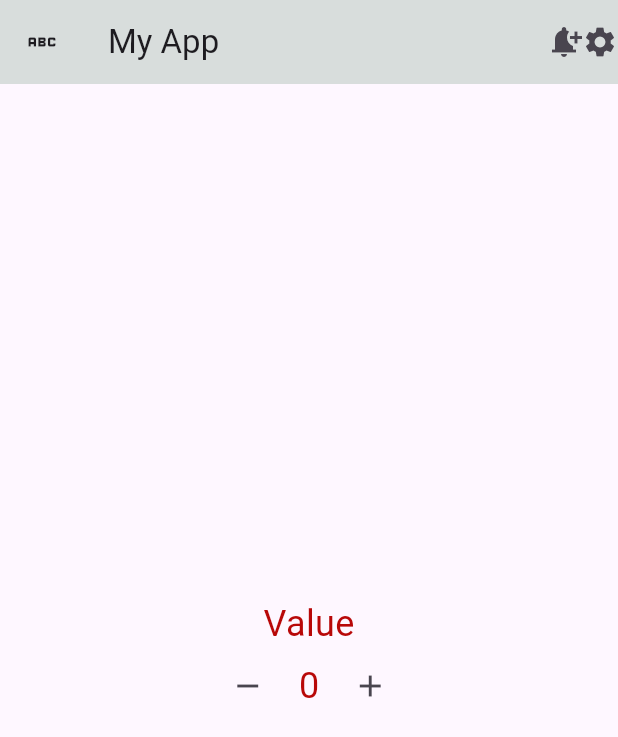
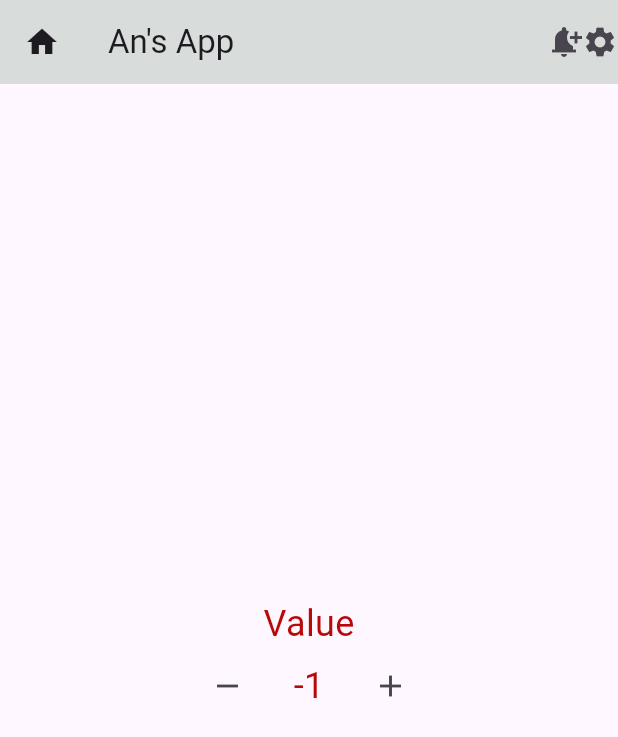
Before and after one commit to bunrieucuaa/Flutter-2023, a Flutter app: the HomePage screen opened directly, after a tap on the "remove" icon, on a phone screen of 412 x 824 dp. Shown: the top 737 px of the screen. Run offline on Flutter 3.47's test engine with Material 3 defaults, Android fonts, the phone set to English and light mode, and no system bars.

Commit message:
feat: add my_object class named TinhToan and add 2 function into the icon to increase and decrease #4

```diff
--- a/create_home_page/lib/home_page.dart
+++ b/create_home_page/lib/home_page.dart
@@ -1,15 +1,22 @@
 import 'package:flutter/material.dart';
+import 'package:create_home_page/my_object.dart';
 
-class HomePage extends StatelessWidget {
+class HomePage extends StatefulWidget {
   const HomePage({super.key});
 
   @override
+  State<HomePage> createState() => _HomePageState();
+}
+
+class _HomePageState extends State<HomePage> {
+  TinhToan tinhToan = TinhToan(value: 0);
+  int _value = 0;
+  @override
   Widget build(BuildContext context) {
-    int value = 0;
     return Scaffold(
         appBar: AppBar(
-          leading: const Icon(Icons.abc),
-          title: const Text("My App"),
+          leading: const Icon(Icons.home),
+          title: const Text("An's App"),
           backgroundColor: const Color.fromARGB(38, 0, 70, 22),
           actions: const [
             Icon(Icons.notification_add),
@@ -27,17 +34,31 @@ class HomePage extends StatelessWidget {
             ),
           ),
           Row(mainAxisAlignment: MainAxisAlignment.center, children: [
-            IconButton(onPressed: () {}, icon: const Icon(Icons.remove)),
-            const SizedBox(width: 10),
+            IconButton(
+                onPressed: () {
+                  setState(() {
+                    tinhToan.decrease();
+                    _value = tinhToan.get();
+                  });
+                },
+                icon: const Icon(Icons.remove)),
+            const SizedBox(width: 20),
             Text(
-              '$value',
+              '$_value',
               style: const TextStyle(
                 fontSize: 24,
                 color: Color.fromARGB(255, 184, 8, 8),
               ),
             ),
-            const SizedBox(width: 10),
-            IconButton(onPressed: () {}, icon: const Icon(Icons.add)),
+            const SizedBox(width: 20),
+            IconButton(
+                onPressed: () {
+                  setState(() {
+                    tinhToan.increase();
+                    _value = tinhToan.get();
+                  });
+                },
+                icon: const Icon(Icons.add)),
           ])
         ])));
   }
--- /dev/null
+++ b/create_home_page/lib/my_object.dart
@@ -0,0 +1,19 @@
+class TinhToan {
+  int value;
+
+  TinhToan({required this.value});
+  // phương thức tăng giá trị
+  void increase() {
+    value++;
+  }
+
+  //phương thức  giảm giá trị
+  void decrease() {
+    value--;
+  }
+
+  // phương thức trả về giá trị
+  int get() {
+    return value;
+  }
+}
```
